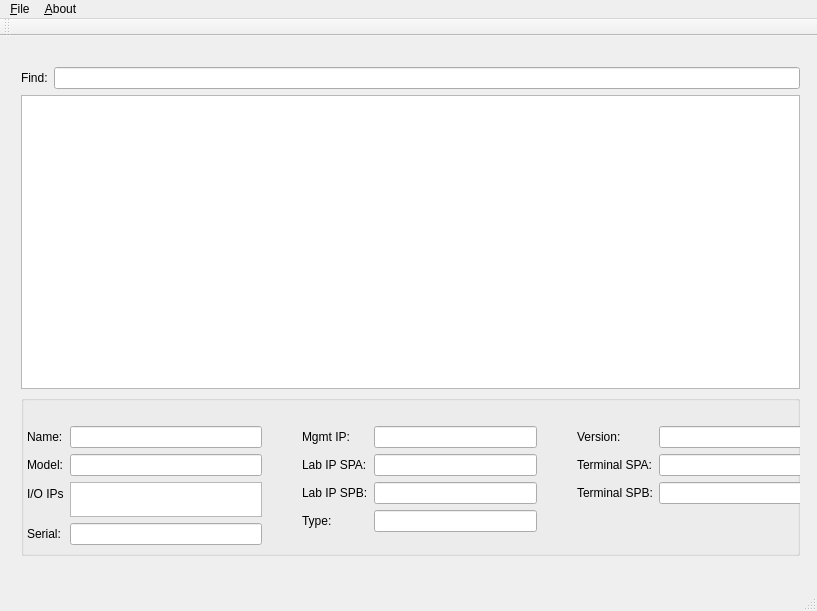
First picture: the form in abmainwindow.ui, repository guolisen/ArrayBox, before the edit.
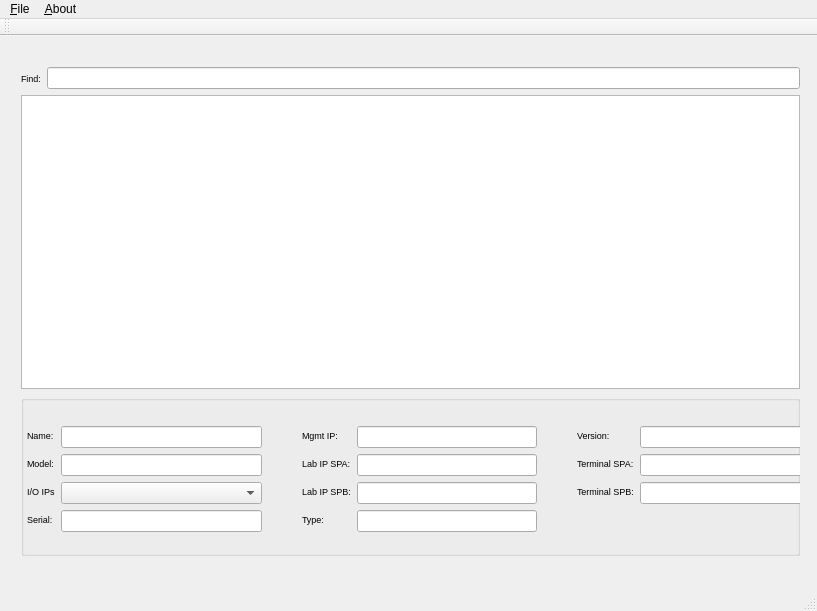
Second picture: the form after the edit.

What changed in the file:
```diff
--- a/abmainwindow.ui
+++ b/abmainwindow.ui
@@ -45,13 +45,24 @@
         <layout class="QHBoxLayout" name="horizontalLayout">
          <item>
           <widget class="QLabel" name="label">
+           <property name="font">
+            <font>
+             <pointsize>7</pointsize>
+            </font>
+           </property>
            <property name="text">
             <string>Find:</string>
            </property>
           </widget>
          </item>
          <item>
-          <widget class="QLineEdit" name="lineEdit"/>
+          <widget class="QLineEdit" name="lineEdit">
+           <property name="font">
+            <font>
+             <pointsize>7</pointsize>
+            </font>
+           </property>
+          </widget>
          </item>
         </layout>
        </item>
@@ -145,6 +156,11 @@
           <layout class="QFormLayout" name="formLayout_2">
            <item row="0" column="0">
             <widget class="QLabel" name="nameLabel">
+             <property name="font">
+              <font>
+               <pointsize>7</pointsize>
+              </font>
+             </property>
              <property name="text">
               <string>Name:</string>
              </property>
@@ -161,6 +177,11 @@
                <verstretch>0</verstretch>
               </sizepolicy>
              </property>
+             <property name="font">
+              <font>
+               <pointsize>7</pointsize>
+              </font>
+             </property>
              <property name="readOnly">
               <bool>false</bool>
              </property>
@@ -168,6 +189,11 @@
            </item>
            <item row="1" column="0">
             <widget class="QLabel" name="modelLabel">
+             <property name="font">
+              <font>
+               <pointsize>7</pointsize>
+              </font>
+             </property>
              <property name="text">
               <string>Model:</string>
              </property>
@@ -178,6 +204,11 @@
              <property name="enabled">
               <bool>true</bool>
              </property>
+             <property name="font">
+              <font>
+               <pointsize>7</pointsize>
+              </font>
+             </property>
              <property name="readOnly">
               <bool>true</bool>
              </property>
@@ -185,6 +216,11 @@
            </item>
            <item row="2" column="0">
             <widget class="QLabel" name="iOIPsLabel">
+             <property name="font">
+              <font>
+               <pointsize>7</pointsize>
+              </font>
+             </property>
              <property name="text">
               <string>I/O IPs</string>
              </property>
@@ -192,6 +228,11 @@
            </item>
            <item row="3" column="0">
             <widget class="QLabel" name="serialLabel">
+             <property name="font">
+              <font>
+               <pointsize>7</pointsize>
+              </font>
+             </property>
              <property name="text">
               <string>Serial:</string>
              </property>
@@ -202,35 +243,19 @@
              <property name="enabled">
               <bool>true</bool>
              </property>
-             <property name="readOnly">
-              <bool>true</bool>
-             </property>
-            </widget>
-           </item>
-           <item row="2" column="1">
-            <widget class="QListView" name="listView">
              <property name="font">
               <font>
                <pointsize>7</pointsize>
               </font>
              </property>
-             <property name="editTriggers">
-              <set>QAbstractItemView::NoEditTriggers</set>
-             </property>
-             <property name="alternatingRowColors">
+             <property name="readOnly">
               <bool>true</bool>
              </property>
-             <property name="selectionMode">
-              <enum>QAbstractItemView::SingleSelection</enum>
-             </property>
-             <property name="selectionBehavior">
-              <enum>QAbstractItemView::SelectRows</enum>
-             </property>
-             <property name="layoutMode">
-              <enum>QListView::SinglePass</enum>
-             </property>
             </widget>
            </item>
+           <item row="2" column="1">
+            <widget class="QComboBox" name="iOIPsComboBox"/>
+           </item>
           </layout>
          </item>
          <item>
@@ -253,6 +278,11 @@
           <layout class="QFormLayout" name="formLayout_5">
            <item row="0" column="0">
             <widget class="QLabel" name="mgmtIPLabel">
+             <property name="font">
+              <font>
+               <pointsize>7</pointsize>
+              </font>
+             </property>
              <property name="text">
               <string>Mgmt IP:</string>
              </property>
@@ -263,6 +293,11 @@
              <property name="enabled">
               <bool>true</bool>
              </property>
+             <property name="font">
+              <font>
+               <pointsize>7</pointsize>
+              </font>
+             </property>
              <property name="readOnly">
               <bool>true</bool>
              </property>
@@ -270,6 +305,11 @@
            </item>
            <item row="1" column="0">
             <widget class="QLabel" name="labIPSPALabel">
+             <property name="font">
+              <font>
+               <pointsize>7</pointsize>
+              </font>
+             </property>
              <property name="text">
               <string>Lab IP SPA:</string>
              </property>
@@ -280,6 +320,11 @@
              <property name="enabled">
               <bool>true</bool>
              </property>
+             <property name="font">
+              <font>
+               <pointsize>7</pointsize>
+              </font>
+             </property>
              <property name="readOnly">
               <bool>true</bool>
              </property>
@@ -287,6 +332,11 @@
            </item>
            <item row="2" column="0">
             <widget class="QLabel" name="labIPSPBLabel">
+             <property name="font">
+              <font>
+               <pointsize>7</pointsize>
+              </font>
+             </property>
              <property name="text">
               <string>Lab IP SPB:</string>
              </property>
@@ -297,6 +347,11 @@
              <property name="enabled">
               <bool>true</bool>
              </property>
+             <property name="font">
+              <font>
+               <pointsize>7</pointsize>
+              </font>
+             </property>
              <property name="readOnly">
               <bool>true</bool>
              </property>
@@ -304,6 +359,11 @@
            </item>
            <item row="3" column="0">
             <widget class="QLabel" name="typeLabel">
+             <property name="font">
+              <font>
+               <pointsize>7</pointsize>
+              </font>
+             </property>
              <property name="text">
               <string>Type:</string>
              </property>
@@ -314,6 +374,11 @@
              <property name="enabled">
               <bool>true</bool>
              </property>
+             <property name="font">
+              <font>
+               <pointsize>7</pointsize>
+              </font>
+             </property>
              <property name="readOnly">
               <bool>true</bool>
              </property>
@@ -341,6 +406,11 @@
           <layout class="QFormLayout" name="formLayout_4">
            <item row="0" column="0">
             <widget class="QLabel" name="versionLabel">
+             <property name="font">
+              <font>
+               <pointsize>7</pointsize>
+              </font>
+             </property>
              <property name="text">
               <string>Version:</string>
              </property>
@@ -351,6 +421,11 @@
              <property name="enabled">
               <bool>true</bool>
              </property>
+             <property name="font">
+              <font>
+               <pointsize>7</pointsize>
+              </font>
+             </property>
              <property name="readOnly">
               <bool>true</bool>
              </property>
@@ -358,6 +433,11 @@
            </item>
            <item row="1" column="0">
             <widget class="QLabel" name="terminalSPALabel">
+             <property name="font">
+              <font>
+               <pointsize>7</pointsize>
+              </font>
+             </property>
              <property name="text">
               <string>Terminal SPA:</string>
              </property>
@@ -368,6 +448,11 @@
              <property name="enabled">
               <bool>true</bool>
              </property>
+             <property name="font">
+              <font>
+               <pointsize>7</pointsize>
+              </font>
+             </property>
              <property name="readOnly">
               <bool>true</bool>
              </property>
@@ -375,6 +460,11 @@
            </item>
            <item row="2" column="0">
             <widget class="QLabel" name="terminalSPBLabel">
+             <property name="font">
+              <font>
+               <pointsize>7</pointsize>
+              </font>
+             </property>
              <property name="text">
               <string>Terminal SPB:</string>
              </property>
@@ -385,6 +475,11 @@
              <property name="enabled">
               <bool>true</bool>
              </property>
+             <property name="font">
+              <font>
+               <pointsize>7</pointsize>
+              </font>
+             </property>
              <property name="readOnly">
               <bool>true</bool>
              </property>
@@ -407,7 +502,7 @@
          <item>
           <widget class="QPushButton" name="pushButton_3">
            <property name="sizePolicy">
-            <sizepolicy hsizetype="Fixed" vsizetype="Fixed">
+            <sizepolicy hsizetype="Preferred" vsizetype="Fixed">
              <horstretch>0</horstretch>
              <verstretch>0</verstretch>
             </sizepolicy>
```
